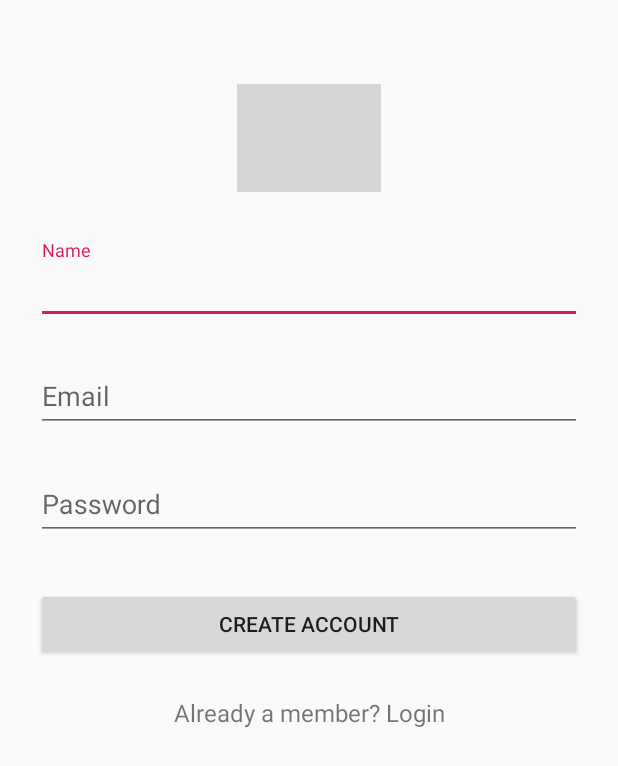
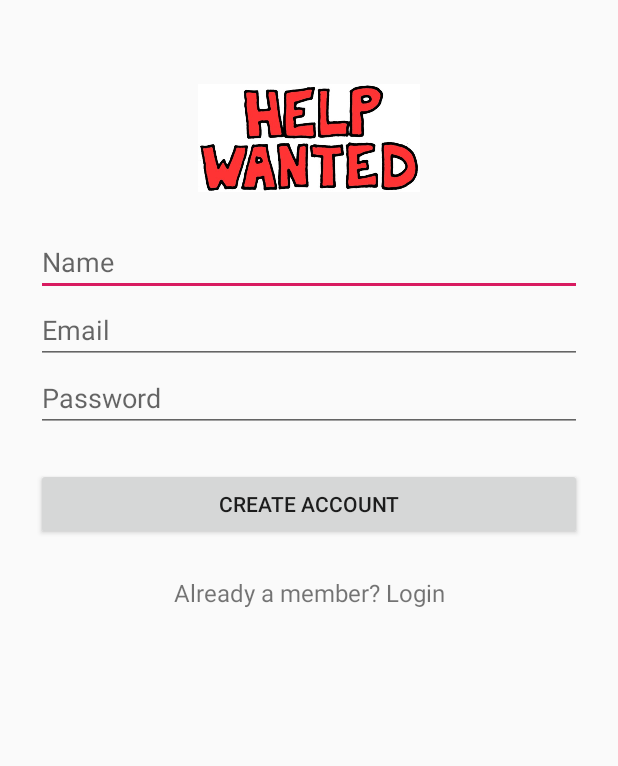
Before and after one commit to adhikaris304/stw300cem-final-project-adhikaris304, an Android app: the layout activity_signup.xml on its own in the app's theme, with its tools: preview values and no code run, on a phone screen of 412 x 824 dp. Shown: the top 766 px of the screen. Run offline under Robolectric (Android 15) with nearby library versions, the phone set to English and light mode, and no system bars; grey boxes are pictures that could not be loaded.

Commit message:
Login and Signup page Complete

```diff
--- a/app/build.gradle
+++ b/app/build.gradle
@@ -25,4 +25,7 @@ dependencies {
     testImplementation 'junit:junit:4.12'
     androidTestImplementation 'com.android.support.test:runner:1.0.2'
     androidTestImplementation 'com.android.support.test.espresso:espresso-core:3.0.2'
+    implementation 'com.jakewharton:butterknife:8.0.1'
+    implementation fileTree(include: ['*.jar'], dir: 'libs')
+
 }
--- a/app/src/main/res/layout/activity_signup.xml
+++ b/app/src/main/res/layout/activity_signup.xml
@@ -19,46 +19,27 @@
             android:layout_marginBottom="24dp"
             android:layout_gravity="center_horizontal" />
 
-        <!--  Name Label -->
-        <android.support.design.widget.TextInputLayout
-            android:layout_width="match_parent"
-            android:layout_height="wrap_content"
-            android:layout_marginTop="8dp"
-            android:layout_marginBottom="8dp">
+
             <EditText android:id="@+id/input_name"
                 android:layout_width="match_parent"
                 android:layout_height="wrap_content"
                 android:inputType="textCapWords"
                 android:hint="Name" />
-        </android.support.design.widget.TextInputLayout>
 
-        <!-- Email Label -->
-        <android.support.design.widget.TextInputLayout
-            android:layout_width="match_parent"
-            android:layout_height="wrap_content"
-            android:layout_marginTop="8dp"
-            android:layout_marginBottom="8dp">
+
+
             <EditText android:id="@+id/input_email"
                 android:layout_width="match_parent"
                 android:layout_height="wrap_content"
                 android:inputType="textEmailAddress"
                 android:hint="Email" />
-        </android.support.design.widget.TextInputLayout>
 
-        <!-- Password Label -->
-        <android.support.design.widget.TextInputLayout
-            android:layout_width="match_parent"
-            android:layout_height="wrap_content"
-            android:layout_marginTop="8dp"
-            android:layout_marginBottom="8dp">
             <EditText android:id="@+id/input_password"
                 android:layout_width="match_parent"
                 android:layout_height="wrap_content"
                 android:inputType="textPassword"
                 android:hint="Password"/>
-        </android.support.design.widget.TextInputLayout>
 
-        <!-- Signup Button -->
         <android.support.v7.widget.AppCompatButton
             android:id="@+id/btn_signup"
             android:layout_width="fill_parent"
```
Also changed, not shown: app/src/main/java/com/example/needhelp/LoginActivity.java (deleted, +0 -148 lines), app/src/main/java/com/example/needhelp/MainActivity.java (+135 -3 lines), app/src/main/java/com/example/needhelp/SignupActivity.java (+9 -8 lines), app/src/main/res/layout/activity_login.xml (deleted, +0 -65 lines), app/src/main/res/layout/activity_main.xml (+52 -14 lines), app/src/main/res/drawable/logo.jpg (added).
